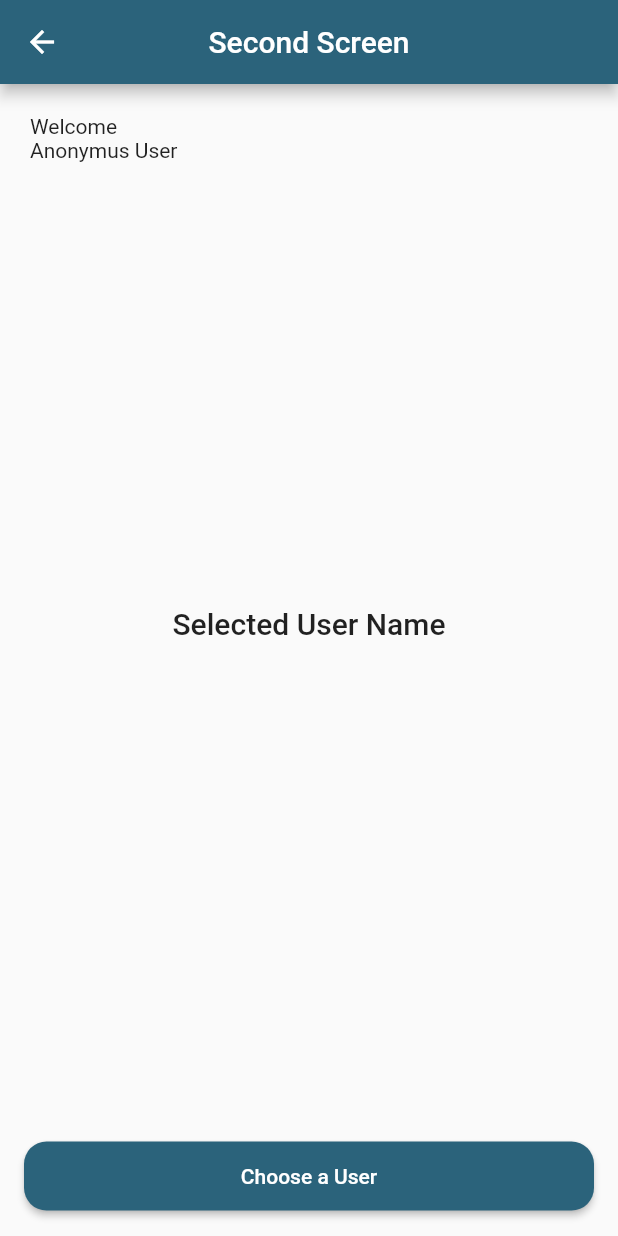
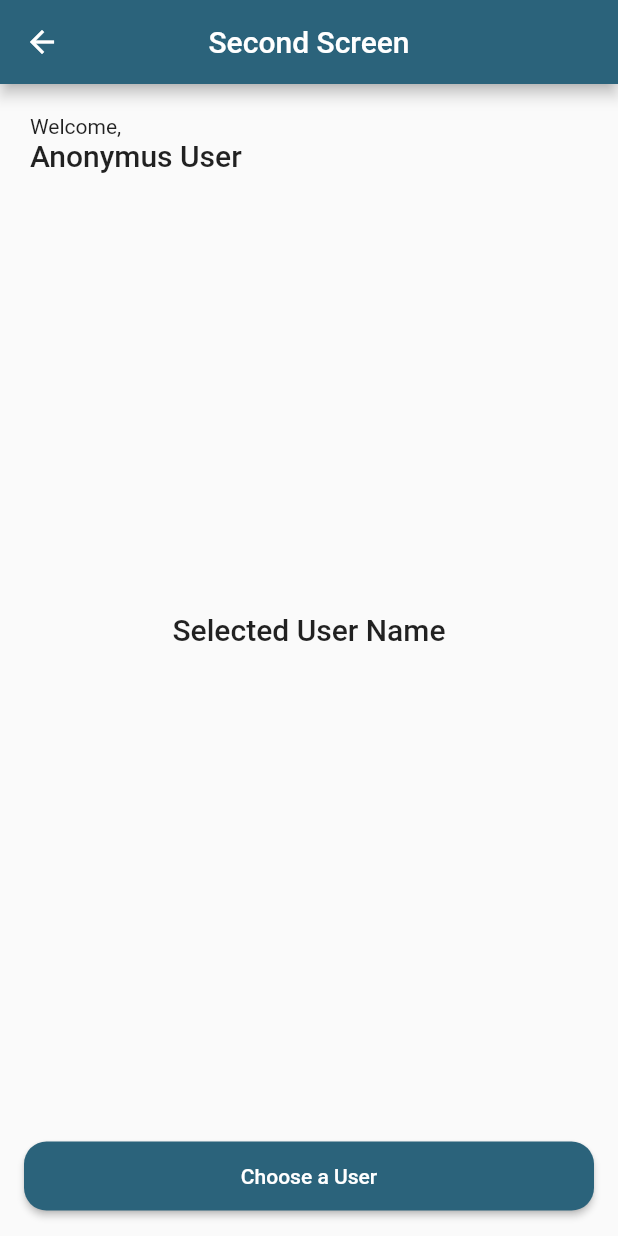
Before and after one commit to Kakaranara/Suitmedia-Exam, a Flutter app: the SecondScreen screen opened directly with empty values, on a phone screen of 412 x 824 dp. Run offline on Flutter 3.47's test engine with Material 2 defaults, Android fonts, the phone set to English and light mode, and no system bars; our stand-ins replace bloc, flutter_bloc.

Commit message:
styling in second screen

```diff
--- a/lib/second.dart
+++ b/lib/second.dart
@@ -42,8 +42,11 @@ class _SecondScreenState extends State<SecondScreen> {
         child: Column(
           crossAxisAlignment: CrossAxisAlignment.start,
           children: [
-            Text("Welcome"),
-            Text("${name}"),
+            Text("Welcome,"),
+            Text(
+              "${name}",
+              style: style,
+            ),
             Expanded(
               child: Center(
                 child: BlocBuilder<NameCubit, NameState>(
```
